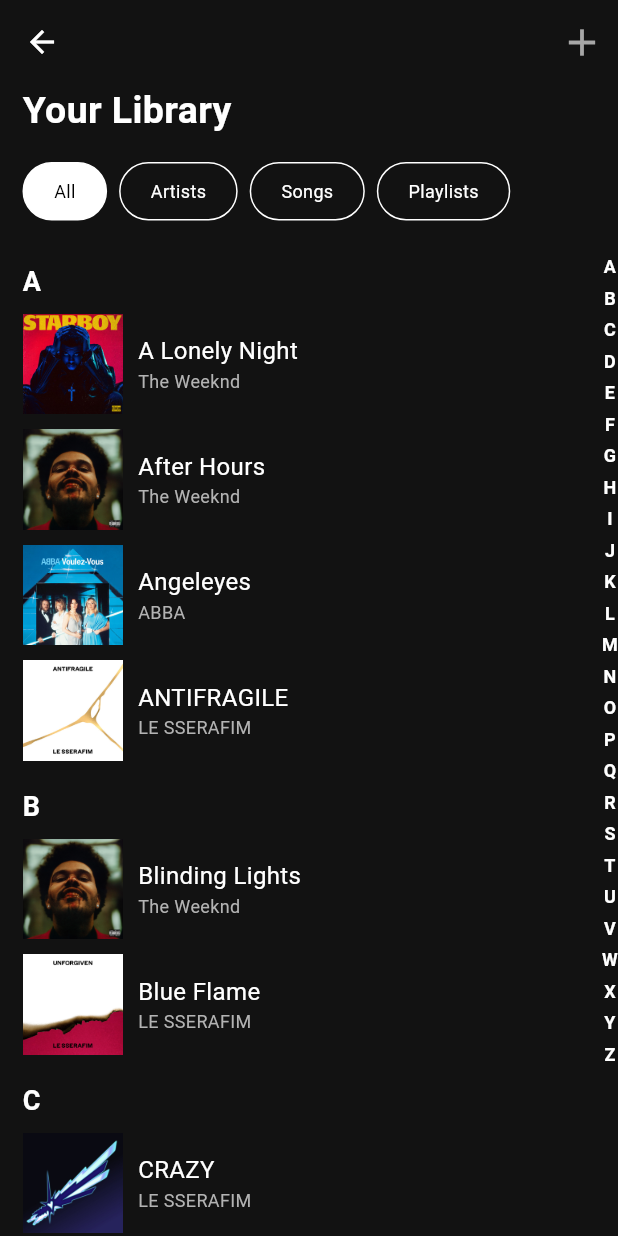
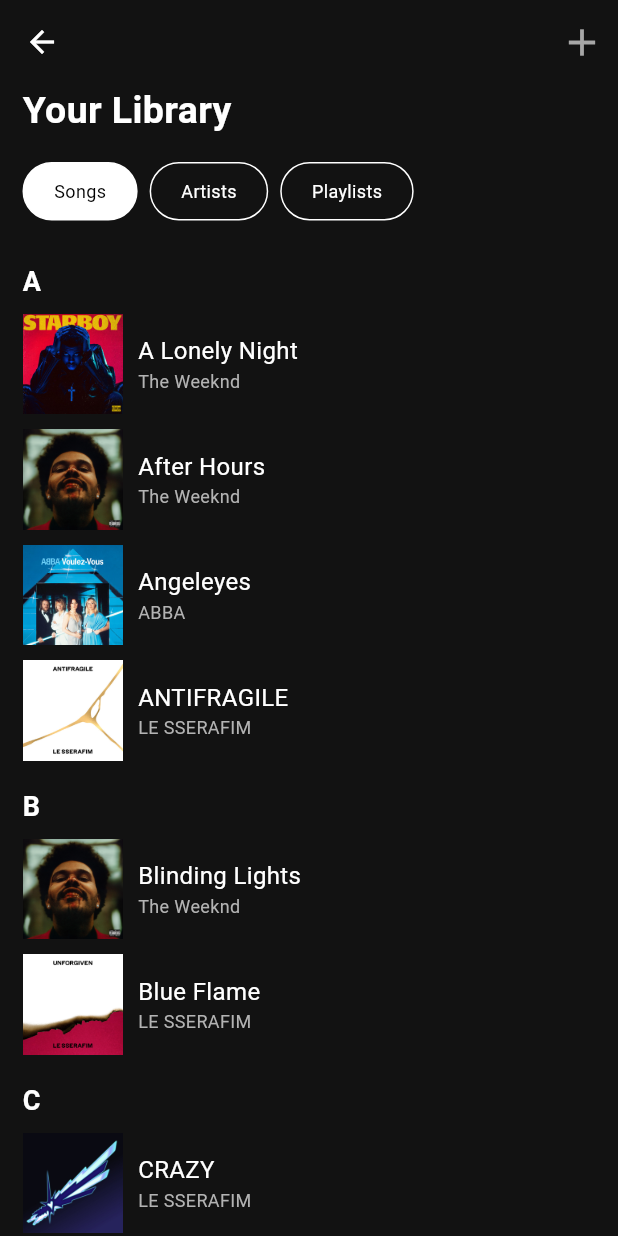
Before and after one commit to cassandraeunice/flutter-activity, a Flutter app: the LibraryPage screen opened directly, on a phone screen of 412 x 824 dp. Run offline on Flutter 3.47's test engine with Material 3 defaults, Android fonts, the phone set to English and light mode, and no system bars; our stand-ins replace audioplayers, cloud_firestore, firebase_auth, firebase_core, image_picker; accounts and stored records are empty.

Commit message:
remove all view

```diff
--- a/lib/pages/library.dart
+++ b/lib/pages/library.dart
@@ -14,7 +14,7 @@ class LibraryPage extends StatefulWidget {
 class _LibraryPageState extends State<LibraryPage> {
   List<Map<String, String>> _playlists = [];
   List<Map<String, dynamic>> _songs = [];
-  String _selectedCategory = 'All';
+  String _selectedCategory = 'Songs';
 
   @override
   void initState() {
@@ -130,53 +130,26 @@ class _LibraryPageState extends State<LibraryPage> {
                 scrollDirection: Axis.horizontal,
                 child: Row(
                   children: [
-                    _buildCategoryChip('All'),
+                    _buildCategoryChip('Songs'),
                     SizedBox(width: 8),
                     _buildCategoryChip('Artists'),
-                    SizedBox(width: 8),
-                    _buildCategoryChip('Songs'),
                     SizedBox(width: 8),
                     _buildCategoryChip('Playlists'),
                   ],
                 ),
               ),
               SizedBox(height: 20),
-              if (_selectedCategory == 'All' || _selectedCategory == 'Songs') ...[
+              if (_selectedCategory == 'Songs') ...[
                 _buildSongList(),
               ],
-              if (_selectedCategory == 'All' || _selectedCategory == 'Artists') ...[
+              if (_selectedCategory == 'Artists') ...[
                 ..._getUniqueArtists().map((artist) => _buildArtistItem(artist)).toList(),
               ],
-              if (_selectedCategory == 'All' || _selectedCategory == 'Playlists') ...[
+              if (_selectedCategory == 'Playlists') ...[
                 ..._playlists.map((_playlists) => _buildPlaylistItem(_playlists)).toList(),
               ],
             ],
           ),
-          if (_selectedCategory == 'All' || _selectedCategory == 'Songs')
-            Positioned(
-              right: 0,
-              top: 50,
-              bottom: 50,
-              child: Column(
-                mainAxisAlignment: MainAxisAlignment.center,
-                children: _alphabet.map((letter) {
-                  return GestureDetector(
-                    onTap: () => _scrollToLetter(letter),
-                    child: Padding(
-                      padding: const EdgeInsets.symmetric(vertical: 2.0),
-                      child: Text(
-                        letter,
-                        style: TextStyle(
-                          color: Colors.white,
-                          fontSize: 12,
-                          fontWeight: FontWeight.bold,
-                        ),
-                      ),
-                    ),
-                  );
-                }).toList(),
-              ),
-            ),
         ],
       ),
     );
```
